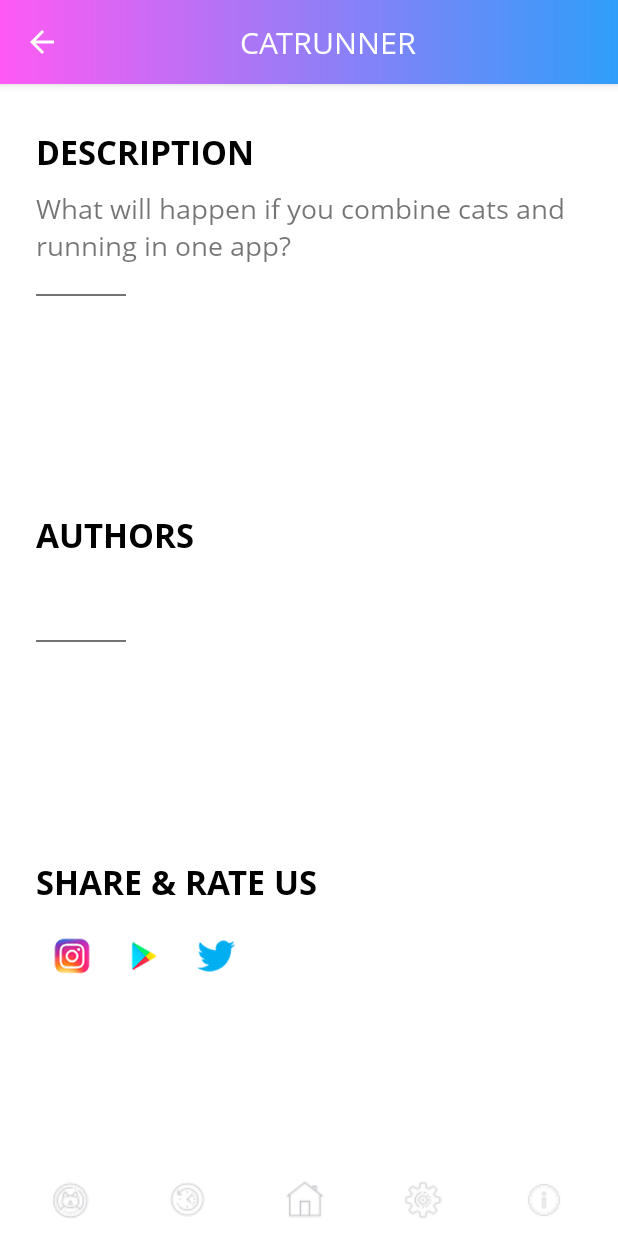
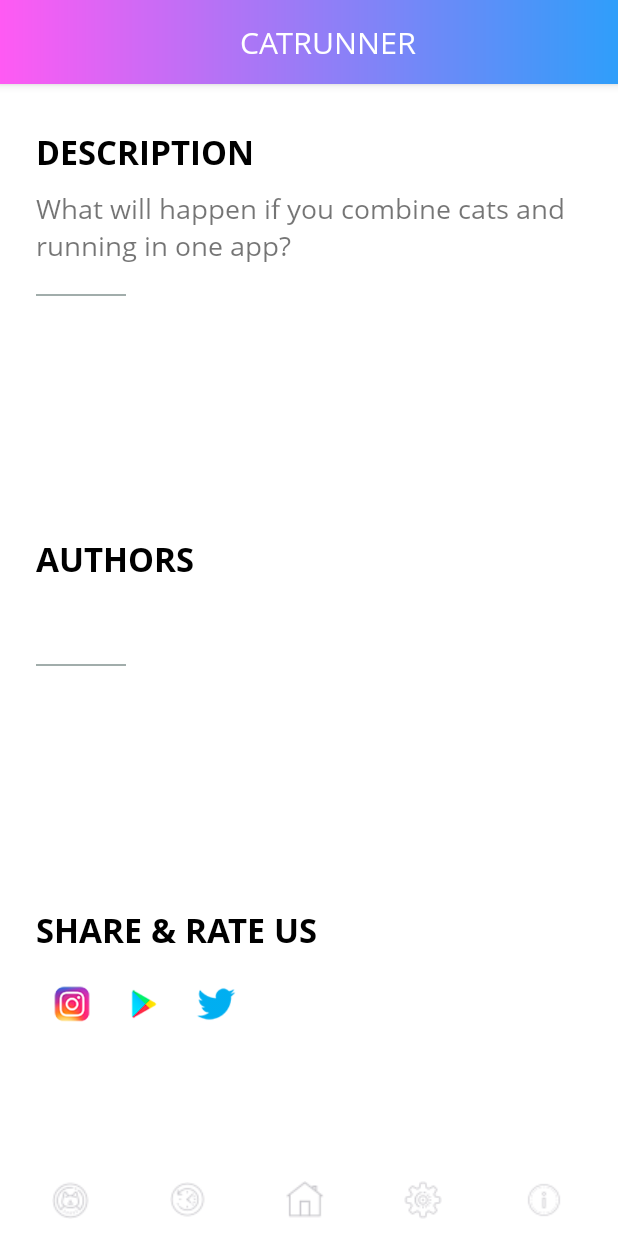
Before and after one commit to ZhenyaVasilevskiy/Catrunner, an Android app: the fragment InfoFragment placed in its activity, on a phone screen of 412 x 824 dp. Run offline under Robolectric (Android 15) with nearby library versions, the phone set to English and light mode, and no system bars; our stand-ins replace data binding.

Commit message:
Changed colors

```diff
--- a/app/src/main/java/com/example/user/catrunner/MainActivity.java
+++ b/app/src/main/java/com/example/user/catrunner/MainActivity.java
@@ -9,6 +9,7 @@ import android.support.v4.app.FragmentTransaction;
 import android.support.v7.app.ActionBar;
 import android.support.v7.app.AppCompatActivity;
 import android.view.View;
+import android.widget.Button;
 import android.widget.ImageButton;
 import android.widget.TextView;
 
@@ -43,6 +44,7 @@ public class MainActivity extends AppCompatActivity {
     public MapFragment mapFragment;
 
     public TextView actionbarTitle;
+    public ImageButton btnBack;
 
     private ProfileFragmentViewModel profileFragmentViewModel;
 
@@ -61,14 +63,7 @@ public class MainActivity extends AppCompatActivity {
         actionbarTitle.setText(getResources().getString(R.string.app_name));
         actionbarTitle.setTypeface(typefaceOpenSansRegular);
 
-        ImageButton imageButton= (ImageButton)view.findViewById(R.id.actionbar_back);
-
-        imageButton.setOnClickListener(new View.OnClickListener() {
-            @Override
-            public void onClick(View v) {
-                finish();
-            }
-        });
+        btnBack = view.findViewById(R.id.actionbar_back);
 
         btnHistory = findViewById(R.id.btn_history);
         btnHome = findViewById(R.id.btn_home);
@@ -88,6 +83,7 @@ public class MainActivity extends AppCompatActivity {
         fragmentTransaction.add(R.id.frgmCont, homeFragment);
         btnHome.setImageDrawable(getResources().getDrawable(R.drawable.ic_home_25dp_selected));
         fragmentTransaction.commit();
+        btnBack.setVisibility(View.INVISIBLE);
 
         ActivityMainBinding binding = DataBindingUtil.setContentView(this, R.layout.activity_main);
         mainViewModel = ViewModelProviders.of(this).get(MainViewModel.class);
@@ -126,18 +122,17 @@ public class MainActivity extends AppCompatActivity {
                 btnHome.setImageDrawable(getResources().getDrawable(R.drawable.ic_home_25dp));
                 fragmentTransaction.replace(R.id.frgmCont, profileFragment);
                 actionbarTitle.setText(getResources().getString(R.string.title_profile));
-//                setTitle(getResources().getString(R.string.title_profile));
                 break;
             case 2:
                 btnHome.setImageDrawable(getResources().getDrawable(R.drawable.ic_home_25dp));
                 fragmentTransaction.replace(R.id.frgmCont, historyFragment);
                 actionbarTitle.setText(getResources().getString(R.string.title_history));
-//                setTitle(getResources().getString(R.string.title_history));
                 break;
             case 3:
                 if (mainViewModel.getHomeAndMapSharedViewModel().getMapOpened().getValue())
                 {
                     fragmentTransaction.replace(R.id.frgmCont, mapFragment);
+                    currentFragment = 6;
                 }
                 else
                 {
@@ -145,27 +140,28 @@ public class MainActivity extends AppCompatActivity {
                 }
                 btnHome.setImageDrawable(getResources().getDrawable(R.drawable.ic_home_25dp_selected));
                 actionbarTitle.setText(getResources().getString(R.string.app_name));
-//                setTitle(getResources().getString(R.string.app_name));
                 break;
             case 4:
                 btnHome.setImageDrawable(getResources().getDrawable(R.drawable.ic_home_25dp));
                 fragmentTransaction.replace(R.id.frgmCont, settingsFragment);
                 actionbarTitle.setText(getResources().getString(R.string.title_settings));
-//                setTitle(getResources().getString(R.string.title_settings));
                 break;
             case 5:
                 btnHome.setImageDrawable(getResources().getDrawable(R.drawable.ic_home_25dp));
                 fragmentTransaction.replace(R.id.frgmCont, infoFragment);
                 actionbarTitle.setText(getResources().getString(R.string.title_info));
-//                setTitle(getResources().getString(R.string.title_info));
                 break;
-            case 6:
-                btnHome.setImageDrawable(getResources().getDrawable(R.drawable.ic_home_25dp));
-                fragmentTransaction.replace(R.id.frgmCont, mapFragment);
-//                fragmentTransaction.addToBackStack(null);
-                actionbarTitle.setText(getResources().getString(R.string.app_name));
-//                setTitle(getResources().getString(R.string.app_name));
-                break;
+//            case 6:
+//                btnHome.setImageDrawable(getResources().getDrawable(R.drawable.ic_home_25dp));
+//                fragmentTransaction.replace(R.id.frgmCont, mapFragment);
+////                fragmentTransaction.addToBackStack(null);
+//                actionbarTitle.setText(getResources().getString(R.string.app_name));
+//                break;
+        }
+        if (currentFragment == 6) {
+            btnBack.setVisibility(View.VISIBLE);
+        } else {
+            btnBack.setVisibility(View.INVISIBLE);
         }
 //        fragmentTransaction.addToBackStack(null);
         fragmentTransaction.commit();
--- a/app/src/main/java/com/example/user/catrunner/MainViewModel.java
+++ b/app/src/main/java/com/example/user/catrunner/MainViewModel.java
@@ -55,6 +55,9 @@ public class MainViewModel extends ViewModel {
             case R.id.btn_info:
                 curFragment = 5;
                 break;
+            case R.id.actionbar_back:
+                curFragment = 3;
+                break;
         }
         mCurrentFragment.setValue(curFragment);
     }
--- a/app/src/main/res/layout/actionbar.xml
+++ b/app/src/main/res/layout/actionbar.xml
@@ -1,7 +1,16 @@
-<TableLayout xmlns:android="http://schemas.android.com/apk/res/android"
+<layout xmlns:android="http://schemas.android.com/apk/res/android">
+
+    <data>
+
+        <variable
+            name="viewModel"
+            type="com.example.user.catrunner.MainViewModel" />
+    </data>
+
+    <TableLayout
         android:layout_width="match_parent"
         android:layout_height="wrap_content"
-    android:orientation="horizontal" >
+        android:orientation="horizontal">
 
         <TableRow>
 
@@ -9,23 +18,27 @@
                 android:id="@+id/actionbar_back"
                 android:layout_width="wrap_content"
                 android:layout_height="wrap_content"
-            android:src="@drawable/ic_back_24dp"
                 android:layout_gravity="center_vertical"
-            android:background="@android:color/transparent"/>
+                android:background="@android:color/transparent"
+                android:contentDescription="@string/app_name"
+                android:onClick="@{viewModel::setFragmentNumber}"
+                android:src="@drawable/ic_back_24dp" />
 
 
             <TextView
                 android:id="@+id/actionbar_title"
                 android:layout_width="wrap_content"
                 android:layout_height="wrap_content"
+                android:layout_weight="1"
                 android:gravity="center_horizontal"
+                android:padding="10dp"
+                android:textAllCaps="true"
                 android:textColor="@color/colorWhite"
                 android:textSize="20sp"
-            android:typeface="monospace"
-            android:padding="10dp"
-            android:textAllCaps="true"
-            android:layout_weight="1" />
+                android:typeface="monospace" />
 
         </TableRow>
 
     </TableLayout>
+
+</layout>
--- a/app/src/main/res/layout/activity_main.xml
+++ b/app/src/main/res/layout/activity_main.xml
@@ -8,22 +8,23 @@
             type="com.example.user.catrunner.MainViewModel"/>
     </data>
 
-    <LinearLayout
+    <RelativeLayout
         android:layout_width="match_parent"
         android:layout_height="match_parent"
         android:background="@color/colorWhite"
-        android:gravity="bottom"
-        android:orientation="vertical">
+        android:layout_gravity="bottom" >
 
         <FrameLayout
             android:id="@+id/frgmCont"
             android:layout_width="match_parent"
-            android:layout_height="0dp"
-            android:layout_weight="1"/>
+            android:layout_height="match_parent"
+            android:layout_alignParentTop="true"/>
 
         <LinearLayout
             android:layout_width="match_parent"
             android:layout_height="48dp"
+            android:layout_alignParentBottom="true"
+            android:background="@color/colorTransparent"
             android:padding="8dp">
 
             <ImageButton
@@ -79,5 +80,6 @@
 
         </LinearLayout>
 
-    </LinearLayout>
+    </RelativeLayout>
+
 </layout>
--- a/app/src/main/res/layout/home_fragment.xml
+++ b/app/src/main/res/layout/home_fragment.xml
@@ -15,7 +15,6 @@
     <LinearLayout
         android:layout_width="match_parent"
         android:layout_height="wrap_content"
-        android:background="@color/colorWhite"
         android:gravity="center"
         android:orientation="vertical">
 
--- a/app/src/main/res/layout/info_fragment.xml
+++ b/app/src/main/res/layout/info_fragment.xml
@@ -3,7 +3,6 @@
     xmlns:android="http://schemas.android.com/apk/res/android"
     android:layout_width="match_parent"
     android:layout_height="match_parent"
-    android:background="@color/colorWhite"
     android:orientation="vertical">
 
     <LinearLayout
--- a/app/src/main/res/layout/profile_fragment.xml
+++ b/app/src/main/res/layout/profile_fragment.xml
@@ -16,7 +16,6 @@
         <RelativeLayout
             android:layout_width="match_parent"
             android:layout_height="match_parent"
-            android:background="@color/colorWhite"
             android:padding="24dp">
 
             <ImageView
--- a/app/src/main/res/layout/settings_fragment.xml
+++ b/app/src/main/res/layout/settings_fragment.xml
@@ -14,13 +14,11 @@
         <LinearLayout
             android:layout_width="match_parent"
             android:layout_height="match_parent"
-            android:background="#bc9aff"
             android:orientation="vertical">
 
             <LinearLayout
                 android:layout_width="match_parent"
                 android:layout_height="wrap_content"
-                android:background="@color/colorWhite"
                 android:orientation="vertical"
                 android:paddingStart="24dp"
                 android:paddingLeft="24dp"
--- a/app/src/main/res/values/colors.xml
+++ b/app/src/main/res/values/colors.xml
@@ -1,12 +1,14 @@
 <?xml version="1.0" encoding="utf-8"?>
 <resources>
     <color name="colorPrimary">#19bf8f</color>
-    <color name="colorPrimaryDark">#cc515151</color>
+    <color name="colorPrimaryDark">#a1adab</color>
     <color name="colorAccent">#ff00a1</color>
     <color name="colorAccentPink">#ff5af3</color>
     <color name="colorAccentBlue">#2f9efa</color>
     <color name="colorBlack">#000000</color>
     <color name="colorHistoryBack">#97e0e4</color>
+    <color name="colorTransparent">#00ffffff</color>
+    <color name="colorDivider">#eeeeee</color>
 
     <color name="colorWhite">#FFFFFF</color>
 </resources>
```
Lines whose indentation alone changed are shown as unchanged.
